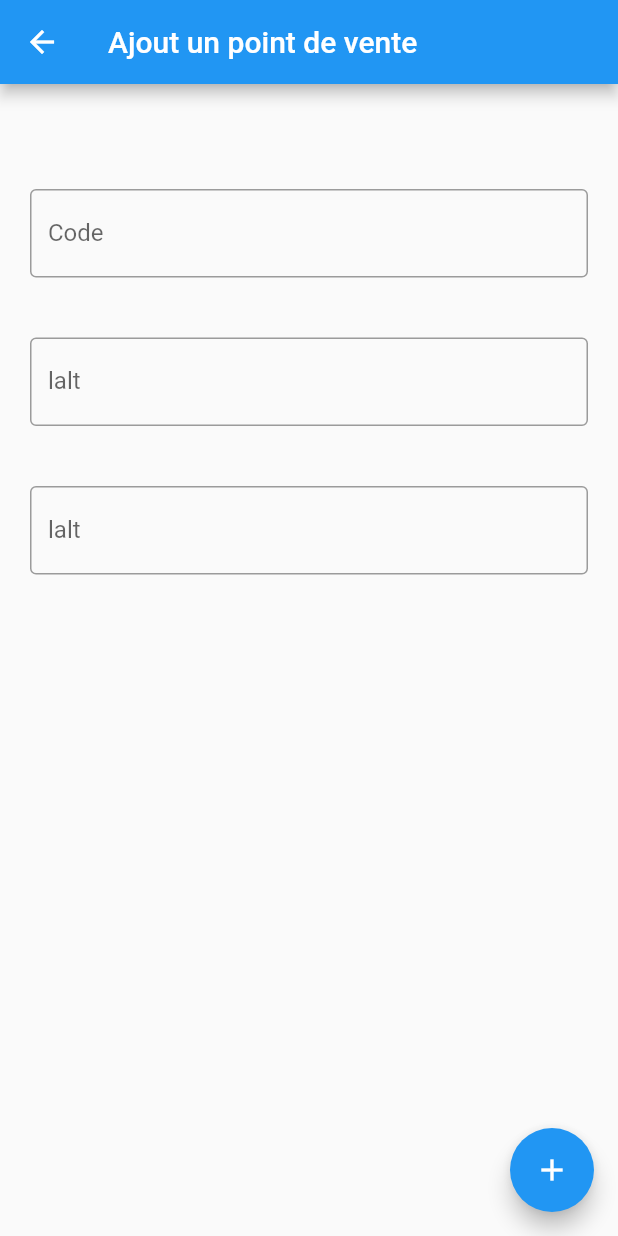
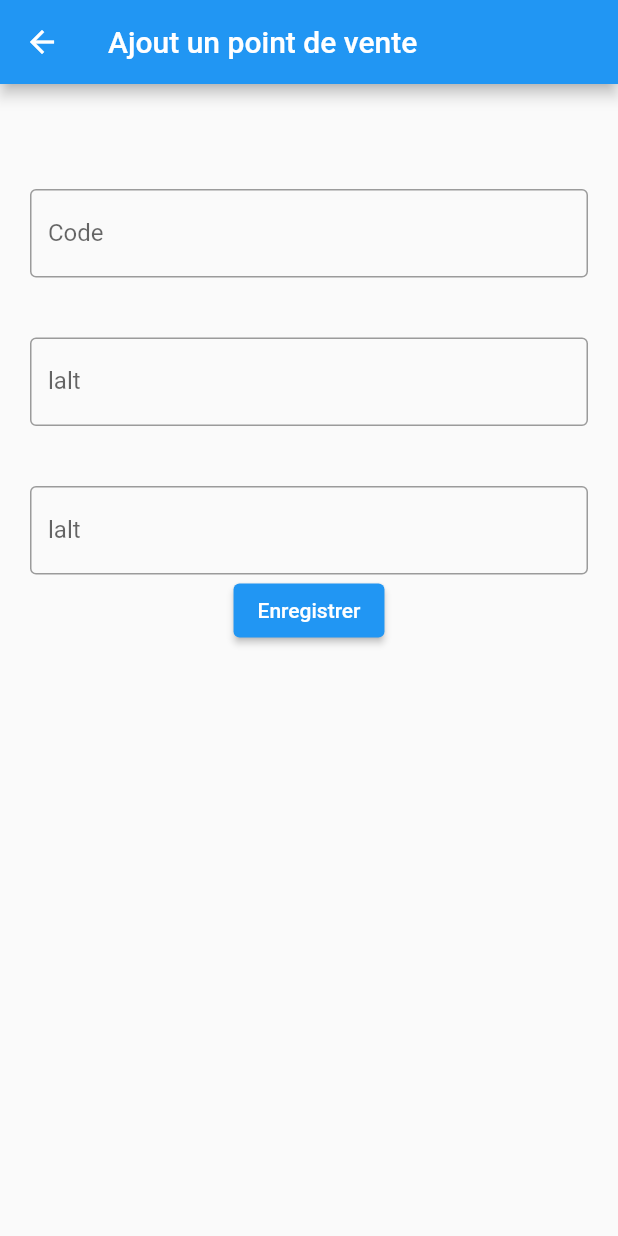
Before and after one commit to MeymedAly/testessava, a Flutter app: the screen it shows after launch, after a tap on the "add" icon, on a phone screen of 412 x 824 dp. Run offline on Flutter 3.47's test engine with Material 2 defaults, Android fonts, the phone set to English and light mode, and no system bars; our stand-ins replace get, location, lottie, sqflite; accounts and stored records are empty.

Commit message:
des modification

```diff
--- /dev/null
+++ b/lib/bindings/home_binding.dart
@@ -0,0 +1,9 @@
+import 'package:get/get.dart';
+import 'package:testessava/controllers/home_controller.dart';
+
+class HomeBinding implements Bindings {
+  @override
+  void dependencies() {
+    Get.lazyPut<HomeController>(() => HomeController());
+  }
+}
--- /dev/null
+++ b/lib/controllers/home_controller.dart
@@ -0,0 +1,27 @@
+import 'package:get/get.dart';
+
+import '../db/sqldb.dart';
+import '../models/pdv_model.dart';
+
+class HomeController extends GetxController {
+  RxBool loading = false.obs;
+  List pdv = <Pdv>[].obs;
+
+  @override
+  void onInit() {
+    super.onInit();
+    getAllPdv();
+  }
+
+  void getAllPdv() async {
+    loading(true);
+    pdv = await SqlDb.instance.selectData();
+    update();
+  }
+
+  @override
+  void onReady() {
+    getAllPdv();
+    super.onReady();
+  }
+}
--- a/lib/db/sqldb.dart
+++ b/lib/db/sqldb.dart
@@ -1,10 +1,11 @@
 import 'dart:developer';
 
+import 'package:get/get.dart';
 import 'package:sqflite/sqflite.dart';
-import 'package:path/path.dart';
+import 'package:path/path.dart' as P;
 import 'package:testessava/models/pdv_model.dart';
 
-class SqlDb {
+class SqlDb extends GetxService {
   static Database? _db;
   SqlDb._privateConstructor();
   static final SqlDb instance = SqlDb._privateConstructor();
@@ -21,7 +22,7 @@ class SqlDb {
 
   initialDb() async {
     String databasepath = await getDatabasesPath();
-    String path = join(databasepath, 'essava.db');
+    String path = P.join(databasepath, 'essava.db');
     Database mydb = await openDatabase(path,
         onCreate: _onCreate, version: 1, onUpgrade: _onUpgrade);
     return mydb;
--- a/lib/ressources/route_manager.dart
+++ b/lib/ressources/route_manager.dart
@@ -1,5 +1,3 @@
-// ignore_for_file: depend_on_referenced_packages
-
 import 'package:get/get.dart';
 import 'package:testessava/splash/splash_view.dart';
 import 'package:testessava/views/home/hom_view.dart';
@@ -19,11 +17,12 @@ class RoutesPages {
   static final pages = [
     GetPage(
       name: RoutesName.splashRoute,
-      page: () => const SplashView(),
+      page: () => SplashView(),
     ),
     GetPage(
       name: RoutesName.homeRoute,
       page: () => HomeView(),
+      //binding: HomeBinding(),
     ),
     GetPage(
       name: RoutesName.addPdvRoute,
--- a/lib/splash/splash_view.dart
+++ b/lib/splash/splash_view.dart
@@ -75,8 +75,9 @@ class _SplashViewState extends State<SplashView>
               Padding(
                   padding: const EdgeInsets.only(bottom: 30.0),
                   child: Image.asset(
-                    'assets/images/powered_by.png',
-                    height: 25.0,
+                    'assets/images/powered_by2.png',
+                    height: 115.0,
+                    width: 115.0,
                     fit: BoxFit.scaleDown,
                   ))
             ],
--- a/lib/views/addpdv/addpdv_view.dart
+++ b/lib/views/addpdv/addpdv_view.dart
@@ -2,7 +2,6 @@ import 'dart:developer';
 
 import 'package:flutter/material.dart';
 import 'package:get/get.dart';
-import 'package:testessava/db/sqldb.dart';
 
 import '../../controllers/addpdv_controller.dart';
 
@@ -11,7 +10,7 @@ class AddPdvView extends StatelessWidget {
   // final double latitude = 18.2677888;
   // final double longitude = 17.2677888;
   //SqlDb sqlDb = SqlDb();
-  final AddPdvController controller = Get.find();
+  final AddPdvController controller = Get.put(AddPdvController());
   @override
   Widget build(BuildContext context) {
     return Scaffold(
@@ -52,19 +51,25 @@ class AddPdvView extends StatelessWidget {
                   border: OutlineInputBorder(),
                 ),
               ),
+              ElevatedButton(
+                onPressed: () {
+                  controller.addPdvToDatabase();
+                },
+                child: const Text('Enregistrer'),
+              )
             ],
           ),
         )),
       ),
-      floatingActionButton: FloatingActionButton(
-        onPressed: () {
-          //controller.addNoteToDatabase();
-          controller.addPdvToDatabase();
-        },
-        child: const Icon(
-          Icons.add,
-        ),
-      ),
+      // floatingActionButton: FloatingActionButton(
+      //   onPressed: () {
+      //     //controller.addNoteToDatabase();
+      //     controller.addPdvToDatabase();
+      //   },
+      //   child: const Icon(
+      //     Icons.add,
+      //   ),
+      // ),
     );
   }
 }
--- a/lib/views/home/hom_view.dart
+++ b/lib/views/home/hom_view.dart
@@ -1,9 +1,6 @@
 import 'package:flutter/material.dart';
 import 'package:get/get.dart';
-import 'package:sqflite/sqflite.dart';
-import 'package:testessava/controllers/addpdv_controller.dart';
-import 'package:testessava/db/sqldb.dart';
-import 'package:testessava/ressources/route_manager.dart';
+import 'package:testessava/controllers/home_controller.dart';
 import 'package:lottie/lottie.dart';
 import 'package:testessava/views/addpdv/addpdv_view.dart';
 
@@ -11,12 +8,10 @@ class HomeView extends StatelessWidget {
   HomeView({Key? key}) : super(key: key);
   // SqlDb sqlDb = Sqflite();
   //AddPdvController controller = Get.put(AddPdvController());
-  //final Controller c = Get.put(Controller());
-  final AddPdvController controller = Get.put(AddPdvController());
+  final HomeController controller = Get.put(HomeController());
 
   Widget emptyPdv() {
-    return Container(
-      child: Column(
+    return Column(
       mainAxisAlignment: MainAxisAlignment.center,
       children: [
         Lottie.asset('assets/images/note.json'),
@@ -28,7 +23,6 @@ class HomeView extends StatelessWidget {
           style: TextStyle(fontSize: 30, fontWeight: FontWeight.bold),
         ),
       ],
-      ),
     );
   }
 
@@ -38,8 +32,7 @@ class HomeView extends StatelessWidget {
       appBar: AppBar(
         title: const Text('Les points des ventes'),
       ),
-      body: Container(
-        child: Obx(() => ListView.builder(
+      body: Obx(() => ListView.builder(
             itemCount: controller.pdv.length,
             itemBuilder: (context, index) => Card(
               key: ValueKey(controller.pdv[index].id),
@@ -51,12 +44,12 @@ class HomeView extends StatelessWidget {
                   controller.pdv[index].code.toString(),
                   style: const TextStyle(fontSize: 24),
                 ),
-                  title: Text(controller.pdv[index].lon.toString()),
-                  subtitle: Text(controller.pdv[index].lalt.toString()),
+                // trailing:,
+                // title: Text(controller.pdv[index].lon.toString()),
+                // subtitle: Text(controller.pdv[index].lalt.toString()),
               ),
             ),
           )),
-      ),
       // body: GetBuilder(
       //   builder: (_) => emptyPdv(),
       // ),
--- a/pubspec.yaml
+++ b/pubspec.yaml
@@ -69,6 +69,7 @@ flutter:
     - assets/images/logosava.gif
     - assets/images/logoessava.gif
     - assets/images/note.json
+    - assets/images/powered_by2.png
 
   # An image asset can refer to one or more resolution-specific "variants", see
   # https://flutter.dev/assets-and-images/#resolution-aware
```
Lines whose indentation alone changed are shown as unchanged.
